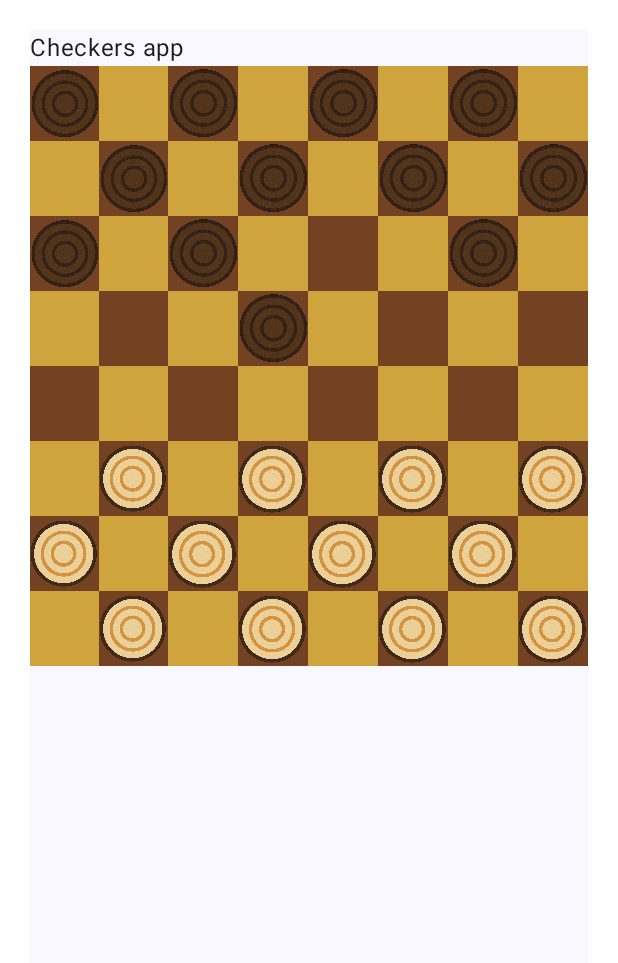
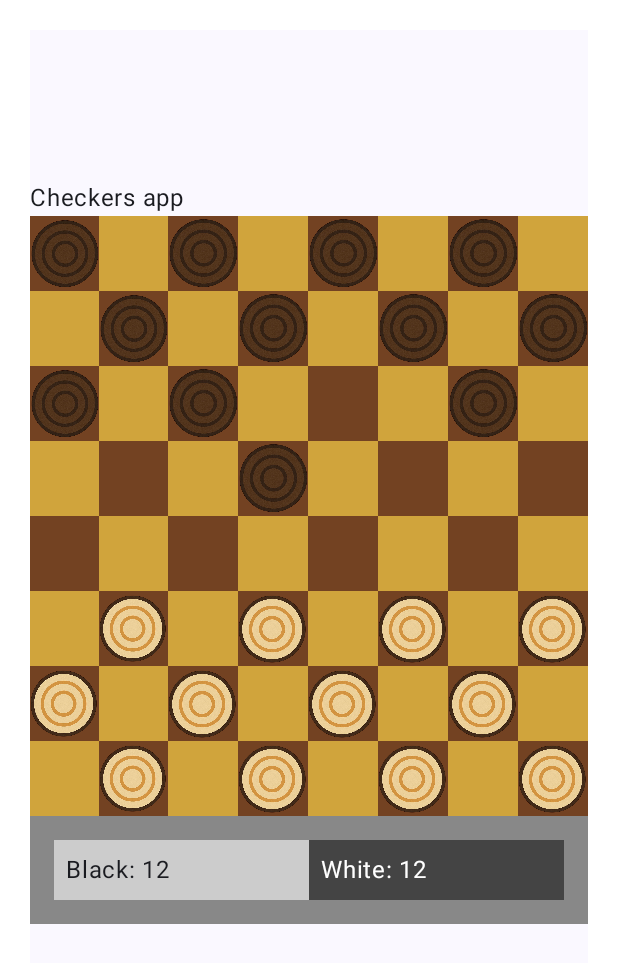
Before and after one commit to Elcris1/android-checkers, an Android app built with Jetpack Compose: the MainActivity screen opened directly, with no data from a screen before it, on a phone screen of 412 x 824 dp. Shown: the top 963 px of the screen. Run offline under Robolectric (Android 15) with nearby library versions, the phone set to English and light mode, and no system bars.

Commit message:
feat(main): live pieces counter

```diff
--- a/app/src/main/java/com/example/checkers/Game.kt
+++ b/app/src/main/java/com/example/checkers/Game.kt
@@ -7,7 +7,9 @@ import androidx.compose.ui.util.packInts
 import androidx.lifecycle.ViewModel
 import androidx.lifecycle.viewModelScope
 import kotlinx.coroutines.delay
+import kotlinx.coroutines.flow.MutableSharedFlow
 import kotlinx.coroutines.flow.MutableStateFlow
+import kotlinx.coroutines.flow.SharedFlow
 import kotlinx.coroutines.flow.StateFlow
 import kotlinx.coroutines.launch
 
@@ -34,7 +36,8 @@ class Game: ViewModel() {
     //Ending game
     private val _onGoing = MutableStateFlow(true)
     val onGoing: StateFlow<Boolean> = _onGoing
-    var endingMessage = ""
+    private val _mensaje = MutableSharedFlow<String>()
+    val mensaje: SharedFlow<String> = _mensaje
 
     //Force kill user rule
     var forceKill = false
@@ -88,11 +91,11 @@ class Game: ViewModel() {
 
                 }
             }
-            if(calculateWinner()) return
         }
         forceKill = false
         board.unMarkPossibleMovements()
         updateBoard()
+        if(calculateWinner()) return
         changeTurn()
 
     }
@@ -149,11 +152,25 @@ class Game: ViewModel() {
         if (whiteCount == 0) return gameEnds("WHITE has no pieces", "BLACK WINS!")
         if (blackCount == 0) return gameEnds("BLACK has no pieces", "WHITE WINS!")
         //val pieces = if (playerTeam == Teams.WHITE) board.whitePieces else board.blackPieces
-        return false
+        for(piece in board.whitePieces) {
+            if (board.showPossibleMovement(piece.position.x, piece.position.y, piece.team) > 0) {
+                board.unMarkPossibleMovements()
+                return false
+            }
+        }
+        for(piece in board.blackPieces) {
+            if (board.showPossibleMovement(piece.position.x, piece.position.y, piece.team) > 0) {
+                board.unMarkPossibleMovements()
+                return false
+            }
+        }
+        return true
     }
     private fun gameEnds(msg: String, winner: String): Boolean {
         Log.d("GAME ANNOUNCER", msg)
-        endingMessage = winner
+        viewModelScope.launch {
+            _mensaje.emit(winner)
+        }
         _onGoing.value = false
         return true
     }
--- a/app/src/main/java/com/example/checkers/MainActivity.kt
+++ b/app/src/main/java/com/example/checkers/MainActivity.kt
@@ -1,11 +1,9 @@
 package com.example.checkers
 
 import android.os.Bundle
-import android.util.Log
 import androidx.activity.ComponentActivity
 import androidx.activity.compose.setContent
 import androidx.activity.enableEdgeToEdge
-import androidx.compose.foundation.Canvas
 import androidx.compose.foundation.Image
 import androidx.compose.foundation.background
 import androidx.compose.foundation.clickable
@@ -17,35 +15,26 @@ import androidx.compose.foundation.layout.fillMaxWidth
 import androidx.compose.foundation.layout.height
 import androidx.compose.foundation.layout.padding
 import androidx.compose.foundation.layout.size
-import androidx.compose.foundation.layout.width
+import androidx.compose.material3.AlertDialog
+import androidx.compose.material3.Button
 import androidx.compose.material3.CircularProgressIndicator
 import androidx.compose.material3.MaterialTheme
-import androidx.compose.material3.Scaffold
 import androidx.compose.material3.Surface
 import androidx.compose.material3.Text
 import androidx.compose.runtime.Composable
 import androidx.compose.runtime.LaunchedEffect
 import androidx.compose.runtime.collectAsState
 import androidx.compose.runtime.getValue
-import androidx.compose.runtime.mutableStateListOf
+import androidx.compose.runtime.mutableStateOf
 import androidx.compose.runtime.remember
-import androidx.compose.runtime.snapshots.Snapshot
-import androidx.compose.runtime.snapshots.SnapshotStateList
+import androidx.compose.runtime.setValue
 import androidx.compose.ui.Alignment
 import androidx.compose.ui.Modifier
-import androidx.compose.ui.geometry.Rect
-import androidx.compose.ui.geometry.Size
 import androidx.compose.ui.graphics.Color
-import androidx.compose.ui.graphics.ImageBitmap
-import androidx.compose.ui.graphics.Paint
-import androidx.compose.ui.graphics.drawscope.drawIntoCanvas
-import androidx.compose.ui.res.imageResource
+import androidx.compose.ui.platform.LocalContext
 import androidx.compose.ui.res.painterResource
 import androidx.compose.ui.tooling.preview.Preview
-import androidx.compose.ui.unit.IntSize
-import androidx.compose.ui.unit.TextUnit
 import androidx.compose.ui.unit.dp
-import androidx.lifecycle.ViewModel
 import com.example.checkers.ui.theme.CheckersTheme
 
 class MainActivity : ComponentActivity() {
@@ -64,25 +53,6 @@ class MainActivity : ComponentActivity() {
         }
     }
 }
-@Composable
-fun emptyBoard(): SnapshotStateList<SnapshotStateList<String>> {
-    return remember {
-        mutableStateListOf<SnapshotStateList<String>>().apply {
-            repeat(8) { row ->
-                val rowList = mutableStateListOf<String>()
-                repeat(8) { col ->
-                    if ((row + col) % 2 == 0 && (row <= 2 || row >= 5)) {
-                        rowList.add(if (row <= 2) "Black" else "White")
-                    } else {
-                        rowList.add("")
-                    }
-
-                }
-                add(rowList)
-            }
-        }
-    }
-}
 
 @Composable
 fun MyApp(modifier: Modifier = Modifier, game: Game) {
@@ -93,12 +63,34 @@ fun MyApp(modifier: Modifier = Modifier, game: Game) {
 
     }
     val cells by game.cells.collectAsState()
-    val flag by game.onGoing.collectAsState()
+    val onGoing by game.onGoing.collectAsState()
     val loading by game.loading.collectAsState()
+    val endingMessage by game.mensaje.collectAsState(initial = "")
+    var showDialog by remember { mutableStateOf(false) }
 
 
-    Column () {
+    Column (horizontalAlignment = Alignment.CenterHorizontally){
+        if (loading) {
+            CircularProgressIndicator(
+                modifier =
+            modifier.size(50.dp)
+            )
 
+        }
+    }
+
+
+    LaunchedEffect(endingMessage) {
+        if (endingMessage.isNotEmpty()) {
+            showDialog = true
+        }
+    }
+
+    if (showDialog) {
+        ShowDialog(endingMessage) { showDialog = false }
+    }
+
+    Column (modifier = modifier.padding(top = 100.dp)) {
 
         Text("Checkers app")
         for(y in 1..8) {
@@ -155,15 +147,54 @@ fun MyApp(modifier: Modifier = Modifier, game: Game) {
                 }
             }
         }
-    }
-    if (loading) {
-        CircularProgressIndicator()
+        Row(
+            modifier = Modifier
+                .fillMaxWidth()
+                .background(Color.Gray)
+                .padding(16.dp)
+        ) {
+            Column(
+                modifier = Modifier
+                    .weight(1f)
+                    .background(Color.LightGray)
+                    .padding(8.dp)
+            ) {
+                Text("Black: ${game.blackCount}")
+
+            }
+
+            Column(
+                modifier = Modifier
+                    .weight(1f)
+                    .background(Color.DarkGray)
+                    .padding(8.dp)
+            ) {
+                Text("White: ${game.whiteCount}", color = Color.White)
+            }
+
+        }
+        if (!onGoing) {
+            Text(modifier = modifier.padding(top = 200.dp), text = endingMessage)
+        }
+
 
     }
-    if (!flag) {
-        Text(modifier = modifier.padding(top = 200.dp), text = game.endingMessage)
+
+}
+@Composable
+fun ShowDialog(endingMessage: String, onDismiss: () -> Unit) {
+    if (endingMessage.isNotEmpty()) {
+        AlertDialog(
+            onDismissRequest = { onDismiss() },
+            title = { Text("Mensaje final") },
+            text = { Text(endingMessage) },
+            confirmButton = {
+                Button(onClick = { onDismiss() }) {
+                    Text("Aceptar")
+                }
+            }
+        )
     }
-
 }
 
 
```
